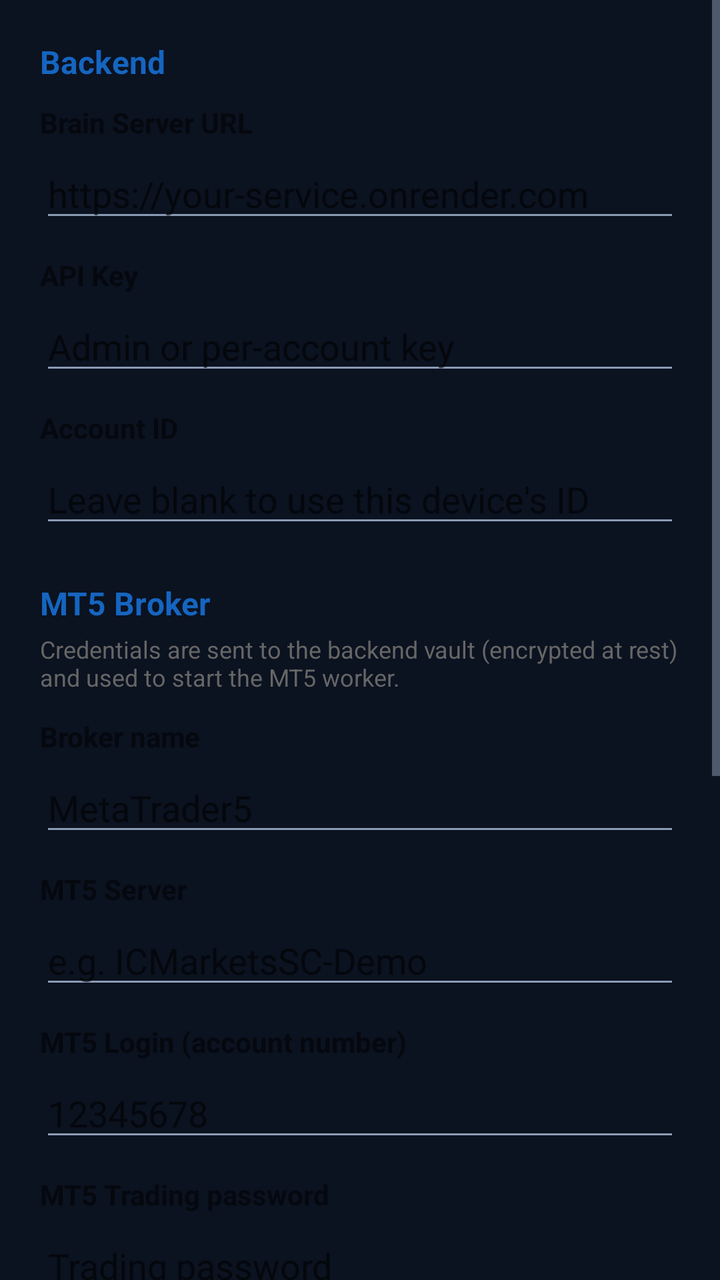
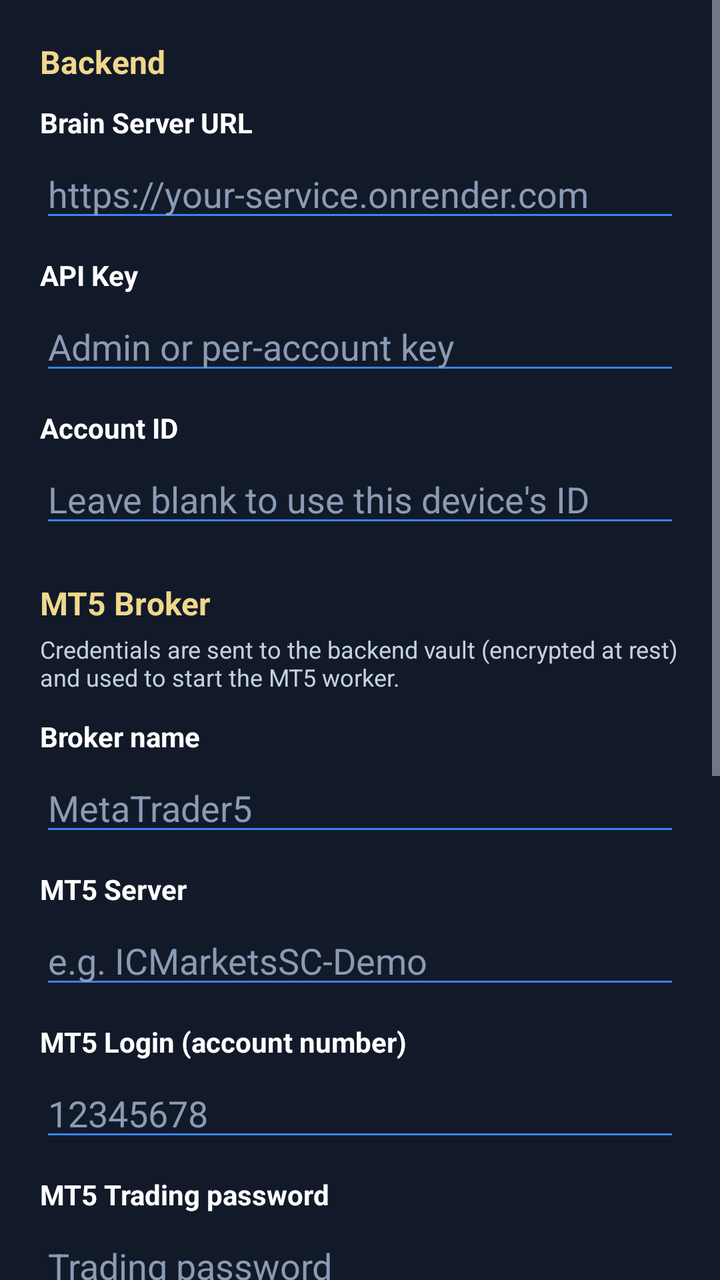

Compare the two renders of this Android layout. The source of the first and the diff that turns it into the second are given below.
<!-- AndroidManifest.xml: application theme Theme.AEGIS -->
<!-- res/layout/activity_settings.xml -->
<?xml version="1.0" encoding="utf-8"?>
<ScrollView xmlns:android="http://schemas.android.com/apk/res/android"
    android:layout_width="match_parent"
    android:layout_height="match_parent"
    android:fillViewport="true">

    <LinearLayout
        android:layout_width="match_parent"
        android:layout_height="wrap_content"
        android:orientation="vertical"
        android:padding="20dp">

        <TextView
            android:layout_width="wrap_content"
            android:layout_height="wrap_content"
            android:text="Backend"
            android:textSize="16sp"
            android:textStyle="bold"
            android:textColor="#1565C0"/>

        <TextView
            android:layout_width="wrap_content"
            android:layout_height="wrap_content"
            android:text="Brain Server URL"
            android:textSize="14sp"
            android:textStyle="bold"
            android:layout_marginTop="10dp"/>

        <EditText
            android:id="@+id/etServerIp"
            android:layout_width="match_parent"
            android:layout_height="wrap_content"
            android:hint="https://your-service.onrender.com"
            android:inputType="textUri"
            android:layout_marginTop="4dp"/>

        <TextView
            android:layout_width="wrap_content"
            android:layout_height="wrap_content"
            android:text="API Key"
            android:textSize="14sp"
            android:textStyle="bold"
            android:layout_marginTop="12dp"/>

        <EditText
            android:id="@+id/etApiKey"
            android:layout_width="match_parent"
            android:layout_height="wrap_content"
            android:hint="Admin or per-account key"
            android:inputType="textPassword"
            android:layout_marginTop="4dp"/>

        <TextView
            android:layout_width="wrap_content"
            android:layout_height="wrap_content"
            android:text="Account ID"
            android:textSize="14sp"
            android:textStyle="bold"
            android:layout_marginTop="12dp"/>

        <EditText
            android:id="@+id/etAccountId"
            android:layout_width="match_parent"
            android:layout_height="wrap_content"
            android:hint="Leave blank to use this device's ID"
            android:inputType="text"
            android:layout_marginTop="4dp"/>

        <TextView
            android:layout_width="wrap_content"
            android:layout_height="wrap_content"
            android:text="MT5 Broker"
            android:textSize="16sp"
            android:textStyle="bold"
            android:textColor="#1565C0"
            android:layout_marginTop="22dp"/>

        <TextView
            android:layout_width="wrap_content"
            android:layout_height="wrap_content"
            android:text="Credentials are sent to the backend vault (encrypted at rest) and used to start the MT5 worker."
            android:textSize="12sp"
            android:textColor="#666666"
            android:layout_marginTop="4dp"/>

        <TextView
            android:layout_width="wrap_content"
            android:layout_height="wrap_content"
            android:text="Broker name"
            android:textSize="14sp"
            android:textStyle="bold"
            android:layout_marginTop="12dp"/>

        <EditText
            android:id="@+id/etMt5Broker"
            android:layout_width="match_parent"
            android:layout_height="wrap_content"
            android:hint="MetaTrader5"
            android:inputType="text"
            android:layout_marginTop="4dp"/>

        <TextView
            android:layout_width="wrap_content"
            android:layout_height="wrap_content"
            android:text="MT5 Server"
            android:textSize="14sp"
            android:textStyle="bold"
            android:layout_marginTop="12dp"/>

        <EditText
            android:id="@+id/etMt5Server"
            android:layout_width="match_parent"
            android:layout_height="wrap_content"
            android:hint="e.g. ICMarketsSC-Demo"
            android:inputType="text"
            android:layout_marginTop="4dp"/>

        <TextView
            android:layout_width="wrap_content"
            android:layout_height="wrap_content"
            android:text="MT5 Login (account number)"
            android:textSize="14sp"
            android:textStyle="bold"
            android:layout_marginTop="12dp"/>

        <EditText
            android:id="@+id/etMt5Login"
            android:layout_width="match_parent"
            android:layout_height="wrap_content"
            android:hint="12345678"
            android:inputType="number"
            android:layout_marginTop="4dp"/>

        <TextView
            android:layout_width="wrap_content"
            android:layout_height="wrap_content"
            android:text="MT5 Trading password"
            android:textSize="14sp"
            android:textStyle="bold"
            android:layout_marginTop="12dp"/>

        <EditText
            android:id="@+id/etMt5Password"
            android:layout_width="match_parent"
            android:layout_height="wrap_content"
            android:hint="Trading password"
            android:inputType="textPassword"
            android:layout_marginTop="4dp"/>

        <CheckBox
            android:id="@+id/cbMt5Execution"
            android:layout_width="match_parent"
            android:layout_height="wrap_content"
            android:text="Allow backend to execute trades (execution_enabled)"
            android:layout_marginTop="12dp"
            android:checked="true"/>

        <TextView
            android:layout_width="wrap_content"
            android:layout_height="wrap_content"
            android:text="Safety"
            android:textSize="16sp"
            android:textStyle="bold"
            android:textColor="#1565C0"
            android:layout_marginTop="22dp"/>

        <CheckBox
            android:id="@+id/cbAutoExecute"
            android:layout_width="match_parent"
            android:layout_height="wrap_content"
            android:text="Auto-execute BUY/SELL via Accessibility"
            android:layout_marginTop="8dp"
            android:checked="false"/>

        <TextView
            android:layout_width="wrap_content"
            android:layout_height="wrap_content"
            android:text="Min confidence to execute (0.0–1.0)"
            android:textSize="14sp"
            android:textStyle="bold"
            android:layout_marginTop="12dp"/>

        <EditText
            android:id="@+id/etMinConfidence"
            android:layout_width="match_parent"
            android:layout_height="wrap_content"
            android:hint="0.70"
            android:inputType="numberDecimal"
            android:layout_marginTop="4dp"/>

        <Button
            android:id="@+id/btnSave"
            android:layout_width="match_parent"
            android:layout_height="wrap_content"
            android:text="SAVE SETTINGS"
            android:layout_marginTop="20dp"/>

        <Button
            android:id="@+id/btnSaveAndConnect"
            android:layout_width="match_parent"
            android:layout_height="wrap_content"
            android:text="SAVE &amp; CONNECT MT5"
            android:layout_marginTop="8dp"
            android:layout_marginBottom="24dp"/>

    </LinearLayout>
</ScrollView>
<!-- resources referenced by this layout -->
<resources>
  <style name="Theme.AEGIS" parent="Theme.MaterialComponents.DayNight.NoActionBar">
          <item name="colorPrimary">@color/aegis_blue</item>
          <item name="colorPrimaryDark">@color/aegis_bg</item>
          <item name="colorAccent">@color/aegis_gold</item>
          <item name="android:statusBarColor">@color/aegis_bg</item>
          <item name="android:navigationBarColor">@color/aegis_bg</item>
          <item name="android:windowBackground">@color/aegis_bg</item>
          <item name="android:textColorPrimary">@color/aegis_text</item>
          <item name="android:textColorSecondary">@color/aegis_muted</item>
          <item name="colorButtonNormal">@color/btn_secondary</item>
      </style>
  <color name="aegis_blue">#0B5FFF</color>
  <color name="aegis_bg">#0B1220</color>
  <color name="aegis_gold">#D4AF37</color>
  <color name="aegis_text">#F0F4FA</color>
  <color name="aegis_muted">#8B9BB4</color>
  <color name="btn_secondary">#1565C0</color>
</resources>

<!-- the commit's change to res/layout/activity_settings.xml (unified diff, before → after) -->
@@ -2,7 +2,8 @@
 <ScrollView xmlns:android="http://schemas.android.com/apk/res/android"
     android:layout_width="match_parent"
     android:layout_height="match_parent"
-    android:fillViewport="true">
+    android:fillViewport="true"
+    android:background="#121A2A">
 
     <LinearLayout
         android:layout_width="match_parent"
@@ -16,7 +17,7 @@
             android:text="Backend"
             android:textSize="16sp"
             android:textStyle="bold"
-            android:textColor="#1565C0"/>
+            android:textColor="#F0D78C"/>
 
         <TextView
             android:layout_width="wrap_content"
@@ -24,6 +25,7 @@
             android:text="Brain Server URL"
             android:textSize="14sp"
             android:textStyle="bold"
+            android:textColor="#FFFFFF"
             android:layout_marginTop="10dp"/>
 
         <EditText
@@ -32,6 +34,9 @@
             android:layout_height="wrap_content"
             android:hint="https://your-service.onrender.com"
             android:inputType="textUri"
+            android:textColor="#FFFFFF"
+            android:textColorHint="#8B9BB4"
+            android:backgroundTint="#3B82F6"
             android:layout_marginTop="4dp"/>
 
         <TextView
@@ -40,6 +45,7 @@
             android:text="API Key"
             android:textSize="14sp"
             android:textStyle="bold"
+            android:textColor="#FFFFFF"
             android:layout_marginTop="12dp"/>
 
         <EditText
@@ -48,6 +54,9 @@
             android:layout_height="wrap_content"
             android:hint="Admin or per-account key"
             android:inputType="textPassword"
+            android:textColor="#FFFFFF"
+            android:textColorHint="#8B9BB4"
+            android:backgroundTint="#3B82F6"
             android:layout_marginTop="4dp"/>
 
         <TextView
@@ -56,6 +65,7 @@
             android:text="Account ID"
             android:textSize="14sp"
             android:textStyle="bold"
+            android:textColor="#FFFFFF"
             android:layout_marginTop="12dp"/>
 
         <EditText
@@ -64,6 +74,9 @@
             android:layout_height="wrap_content"
             android:hint="Leave blank to use this device's ID"
             android:inputType="text"
+            android:textColor="#FFFFFF"
+            android:textColorHint="#8B9BB4"
+            android:backgroundTint="#3B82F6"
             android:layout_marginTop="4dp"/>
 
         <TextView
@@ -72,7 +85,7 @@
             android:text="MT5 Broker"
             android:textSize="16sp"
             android:textStyle="bold"
-            android:textColor="#1565C0"
+            android:textColor="#F0D78C"
             android:layout_marginTop="22dp"/>
 
         <TextView
@@ -80,7 +93,7 @@
             android:layout_height="wrap_content"
             android:text="Credentials are sent to the backend vault (encrypted at rest) and used to start the MT5 worker."
             android:textSize="12sp"
-            android:textColor="#666666"
+            android:textColor="#C5D0E0"
             android:layout_marginTop="4dp"/>
 
         <TextView
@@ -89,6 +102,7 @@
             android:text="Broker name"
             android:textSize="14sp"
             android:textStyle="bold"
+            android:textColor="#FFFFFF"
             android:layout_marginTop="12dp"/>
 
         <EditText
@@ -97,6 +111,9 @@
             android:layout_height="wrap_content"
             android:hint="MetaTrader5"
             android:inputType="text"
+            android:textColor="#FFFFFF"
+            android:textColorHint="#8B9BB4"
+            android:backgroundTint="#3B82F6"
             android:layout_marginTop="4dp"/>
 
         <TextView
@@ -105,6 +122,7 @@
             android:text="MT5 Server"
             android:textSize="14sp"
             android:textStyle="bold"
+            android:textColor="#FFFFFF"
             android:layout_marginTop="12dp"/>
 
         <EditText
@@ -113,6 +131,9 @@
             android:layout_height="wrap_content"
             android:hint="e.g. ICMarketsSC-Demo"
             android:inputType="text"
+            android:textColor="#FFFFFF"
+            android:textColorHint="#8B9BB4"
+            android:backgroundTint="#3B82F6"
             android:layout_marginTop="4dp"/>
 
         <TextView
@@ -121,6 +142,7 @@
             android:text="MT5 Login (account number)"
             android:textSize="14sp"
             android:textStyle="bold"
+            android:textColor="#FFFFFF"
             android:layout_marginTop="12dp"/>
 
         <EditText
@@ -129,6 +151,9 @@
             android:layout_height="wrap_content"
             android:hint="12345678"
             android:inputType="number"
+            android:textColor="#FFFFFF"
+            android:textColorHint="#8B9BB4"
+            android:backgroundTint="#3B82F6"
             android:layout_marginTop="4dp"/>
 
         <TextView
@@ -137,6 +162,7 @@
             android:text="MT5 Trading password"
             android:textSize="14sp"
             android:textStyle="bold"
+            android:textColor="#FFFFFF"
             android:layout_marginTop="12dp"/>
 
         <EditText
@@ -145,6 +171,9 @@
             android:layout_height="wrap_content"
             android:hint="Trading password"
             android:inputType="textPassword"
+            android:textColor="#FFFFFF"
+            android:textColorHint="#8B9BB4"
+            android:backgroundTint="#3B82F6"
             android:layout_marginTop="4dp"/>
 
         <CheckBox
@@ -153,6 +182,7 @@
             android:layout_height="wrap_content"
             android:text="Allow backend to execute trades (execution_enabled)"
             android:layout_marginTop="12dp"
+            android:textColor="#FFFFFF"
             android:checked="true"/>
 
         <TextView
@@ -161,7 +191,7 @@
             android:text="Safety"
             android:textSize="16sp"
             android:textStyle="bold"
-            android:textColor="#1565C0"
+            android:textColor="#F0D78C"
             android:layout_marginTop="22dp"/>
 
         <CheckBox
@@ -170,6 +200,7 @@
             android:layout_height="wrap_content"
             android:text="Auto-execute BUY/SELL via Accessibility"
             android:layout_marginTop="8dp"
+            android:textColor="#FFFFFF"
             android:checked="false"/>
 
         <TextView
@@ -178,6 +209,7 @@
             android:text="Min confidence to execute (0.0–1.0)"
             android:textSize="14sp"
             android:textStyle="bold"
+            android:textColor="#FFFFFF"
             android:layout_marginTop="12dp"/>
 
         <EditText
@@ -186,6 +218,9 @@
             android:layout_height="wrap_content"
             android:hint="0.70"
             android:inputType="numberDecimal"
+            android:textColor="#FFFFFF"
+            android:textColorHint="#8B9BB4"
+            android:backgroundTint="#3B82F6"
             android:layout_marginTop="4dp"/>
 
         <Button
@@ -193,6 +228,8 @@
             android:layout_width="match_parent"
             android:layout_height="wrap_content"
             android:text="SAVE SETTINGS"
+            android:textColor="#FFFFFF"
+            android:background="#2563EB"
             android:layout_marginTop="20dp"/>
 
         <Button
@@ -200,6 +237,8 @@
             android:layout_width="match_parent"
             android:layout_height="wrap_content"
             android:text="SAVE &amp; CONNECT MT5"
+            android:textColor="#FFFFFF"
+            android:background="#0D9488"
             android:layout_marginTop="8dp"
             android:layout_marginBottom="24dp"/>
 
<!-- resource entries referenced after the edit -->
@@ -9,13 +9,20 @@
           <item name="android:windowBackground">@color/aegis_bg</item>
           <item name="android:textColorPrimary">@color/aegis_text</item>
           <item name="android:textColorSecondary">@color/aegis_muted</item>
-          <item name="colorButtonNormal">@color/btn_secondary</item>
+          <item name="android:textColor">@color/aegis_text</item>
+          <item name="android:textColorHint">@color/aegis_muted</item>
+          <item name="colorOnPrimary">@color/aegis_text</item>
+          <item name="colorOnSurface">@color/aegis_text</item>
+          <item name="android:buttonStyle">@style/Widget.AEGIS.Button</item>
       </style>
-  <color name="aegis_blue">#0B5FFF</color>
-  <color name="aegis_bg">#0B1220</color>
-  <color name="aegis_gold">#D4AF37</color>
-  <color name="aegis_text">#F0F4FA</color>
-  <color name="aegis_muted">#8B9BB4</color>
-  <color name="btn_secondary">#1565C0</color>
+  <color name="aegis_blue">#3B82F6</color>
+  <color name="aegis_bg">#121A2A</color>
+  <color name="aegis_gold">#F0D78C</color>
+  <color name="aegis_text">#FFFFFF</color>
+  <color name="aegis_muted">#C5D0E0</color>
+  <style name="Widget.AEGIS.Button" parent="Widget.MaterialComponents.Button">
+          <item name="android:textColor">#FFFFFF</item>
+          <item name="backgroundTint">@null</item>
+      </style>
 </resources>
 
